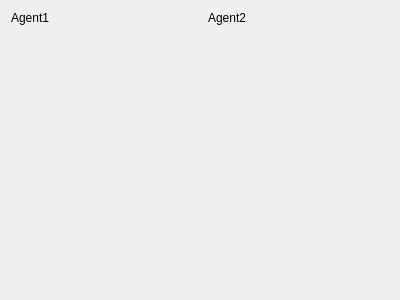
Old version of the form Visualizer/ciphercards.ui in the repository tnct-spc/procon2018-comp.
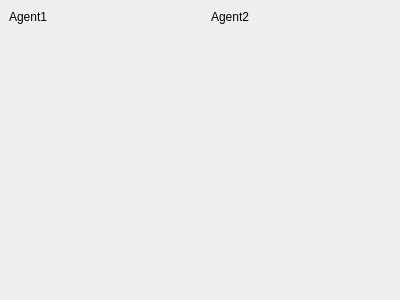
New version of the form.

Patch:
```diff
--- a/Visualizer/ciphercards.ui
+++ b/Visualizer/ciphercards.ui
@@ -2,6 +2,9 @@
 <ui version="4.0">
  <class>CipherCards</class>
  <widget class="QWidget" name="CipherCards">
+  <property name="enabled">
+   <bool>true</bool>
+  </property>
   <property name="geometry">
    <rect>
     <x>0</x>
@@ -16,9 +19,15 @@
   <property name="windowOpacity">
    <double>1.000000000000000</double>
   </property>
-  <layout class="QGridLayout" name="gridLayout">
-   <item row="0" column="2">
     <widget class="QLabel" name="agent2Label">
+   <property name="geometry">
+    <rect>
+     <x>211</x>
+     <y>9</y>
+     <width>38</width>
+     <height>16</height>
+    </rect>
+   </property>
      <property name="sizePolicy">
       <sizepolicy hsizetype="Preferred" vsizetype="Fixed">
        <horstretch>0</horstretch>
@@ -29,9 +38,15 @@
       <string>Agent2</string>
      </property>
     </widget>
-   </item>
-   <item row="0" column="0">
     <widget class="QLabel" name="agent1Label">
+   <property name="geometry">
+    <rect>
+     <x>9</x>
+     <y>9</y>
+     <width>38</width>
+     <height>16</height>
+    </rect>
+   </property>
      <property name="sizePolicy">
       <sizepolicy hsizetype="Preferred" vsizetype="Fixed">
        <horstretch>0</horstretch>
@@ -42,25 +57,15 @@
       <string>Agent1</string>
      </property>
     </widget>
-   </item>
-   <item row="1" column="1">
-    <spacer name="horizontalSpacer">
-     <property name="orientation">
-      <enum>Qt::Horizontal</enum>
-     </property>
-     <property name="sizeType">
-      <enum>QSizePolicy::Fixed</enum>
-     </property>
-     <property name="sizeHint" stdset="0">
-      <size>
-       <width>10</width>
-       <height>20</height>
-      </size>
-     </property>
-    </spacer>
-   </item>
-   <item row="1" column="0">
     <widget class="QWidget" name="agent1Widget" native="true">
+   <property name="geometry">
+    <rect>
+     <x>9</x>
+     <y>28</y>
+     <width>180</width>
+     <height>263</height>
+    </rect>
+   </property>
      <property name="sizePolicy">
       <sizepolicy hsizetype="Preferred" vsizetype="Preferred">
        <horstretch>0</horstretch>
@@ -68,9 +73,15 @@
       </sizepolicy>
      </property>
     </widget>
-   </item>
-   <item row="1" column="2">
     <widget class="QWidget" name="agent2Widget" native="true">
+   <property name="geometry">
+    <rect>
+     <x>211</x>
+     <y>28</y>
+     <width>180</width>
+     <height>263</height>
+    </rect>
+   </property>
      <property name="sizePolicy">
       <sizepolicy hsizetype="Preferred" vsizetype="Preferred">
        <horstretch>0</horstretch>
@@ -78,8 +89,6 @@
       </sizepolicy>
      </property>
     </widget>
-   </item>
-  </layout>
  </widget>
  <resources/>
  <connections/>
```
Lines whose indentation alone changed are shown as unchanged.
